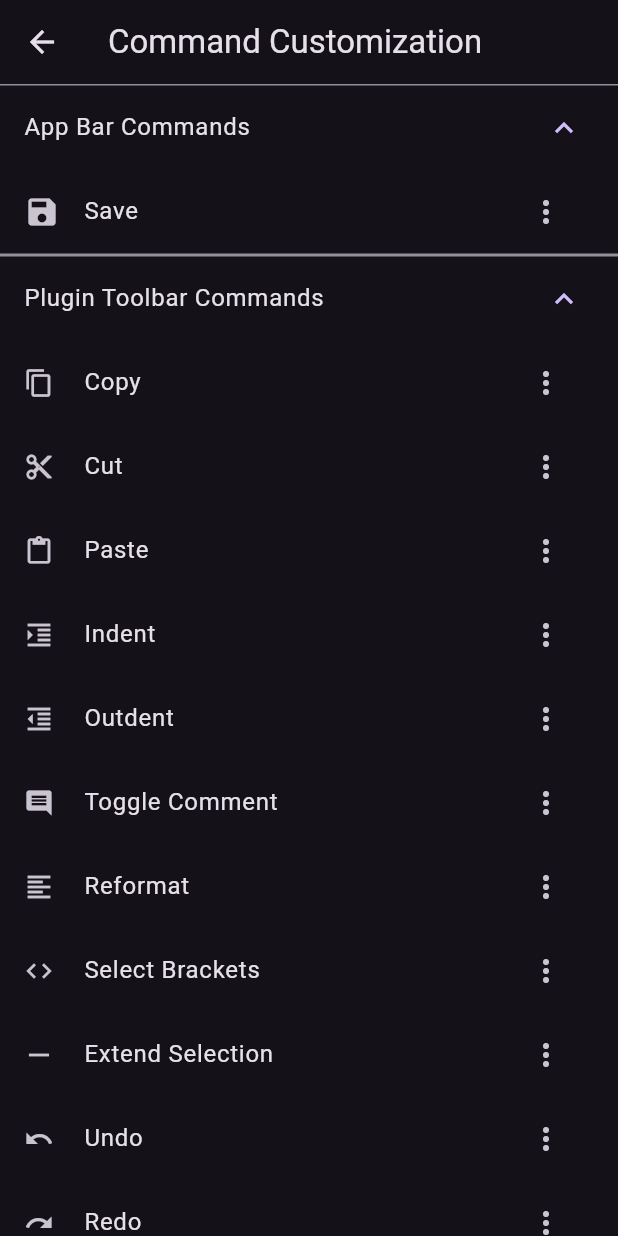
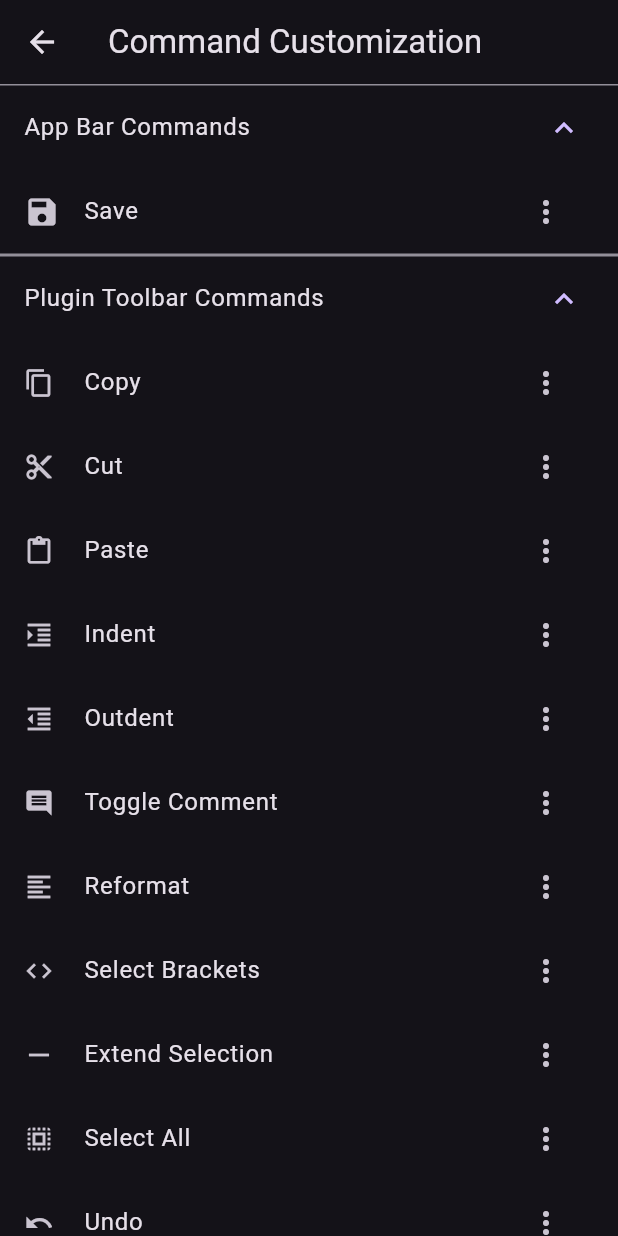
Before and after one commit to Code-Making/Machie, a Flutter app: the CommandSettingsScreen screen opened by its route, after a tap on "App Bar Commands", after a tap on "Plugin Toolbar Commands", on a phone screen of 412 x 824 dp. Run offline on Flutter 3.47's test engine with Material 3 defaults, Android fonts, the phone set to English and light mode, and no system bars; our stand-ins replace flutter_riverpod, permission_handler, shared_preferences; missing offline and left inert: diff_match_patch, re_editor, re_highlight, saf_stream, saf_util; accounts and stored records are empty.

Commit message:
update main.dart

```diff
--- a/lib/main.dart
+++ b/lib/main.dart
@@ -1155,6 +1155,13 @@ List<Command> get _clipboardCommands => [
       icon: Icons.horizontal_rule,
       execute: _extendSelection,
     ),
+    _createCommand(
+      id: 'select_all',
+      label: 'Select All',
+      icon: Icons.select_all,
+      execute: (ref, ctrl) => ctrl!.selectAll,
+    ),
+
   /*  _createCommand(
       id: 'set_mark',
       label: 'Set Mark',
```
